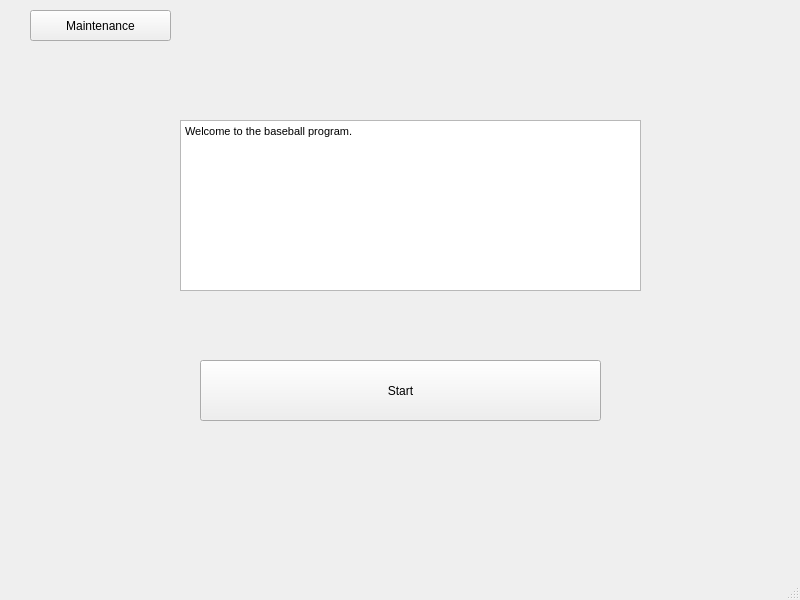
The window that BaseballProject2/mainwindow.ui (tholm1/CS1D-Project-2-Baseball) describes before a commit, drawn with Qt 5.
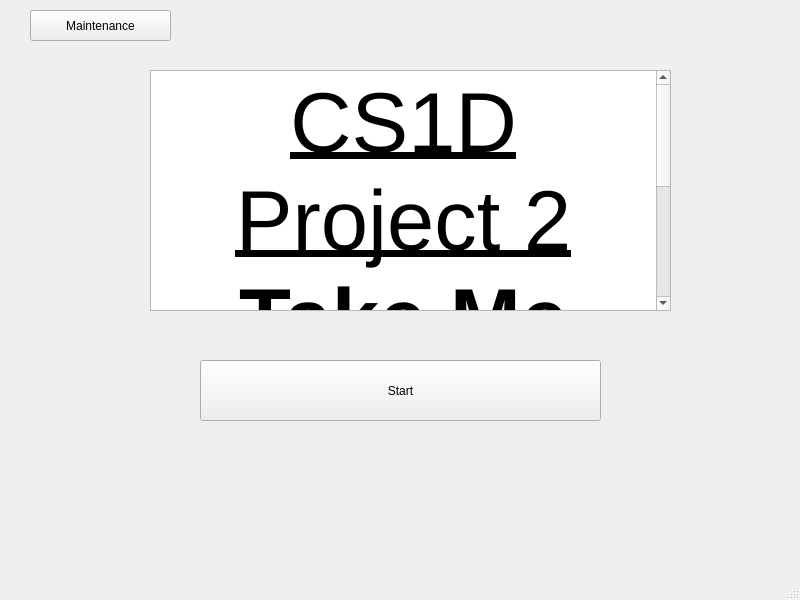
The same window after the commit.

```diff
--- a/BaseballProject2/mainwindow.ui
+++ b/BaseballProject2/mainwindow.ui
@@ -43,18 +43,19 @@
    <widget class="QTextBrowser" name="textBrowser">
     <property name="geometry">
      <rect>
-      <x>180</x>
-      <y>120</y>
-      <width>461</width>
-      <height>171</height>
+      <x>150</x>
+      <y>70</y>
+      <width>521</width>
+      <height>241</height>
      </rect>
     </property>
     <property name="html">
      <string>&lt;!DOCTYPE HTML PUBLIC &quot;-//W3C//DTD HTML 4.0//EN&quot; &quot;http://www.w3.org/TR/REC-html40/strict.dtd&quot;&gt;
 &lt;html&gt;&lt;head&gt;&lt;meta name=&quot;qrichtext&quot; content=&quot;1&quot; /&gt;&lt;style type=&quot;text/css&quot;&gt;
 p, li { white-space: pre-wrap; }
-&lt;/style&gt;&lt;/head&gt;&lt;body style=&quot; font-family:'MS Shell Dlg 2'; font-size:7.875pt; font-weight:400; font-style:normal;&quot;&gt;
-&lt;p style=&quot; margin-top:0px; margin-bottom:0px; margin-left:0px; margin-right:0px; -qt-block-indent:0; text-indent:0px;&quot;&gt;Welcome to the baseball program.&lt;/p&gt;&lt;/body&gt;&lt;/html&gt;</string>
+&lt;/style&gt;&lt;/head&gt;&lt;body style=&quot; font-family:'.AppleSystemUIFont'; font-size:13pt; font-weight:400; font-style:normal;&quot;&gt;
+&lt;p align=&quot;center&quot; style=&quot; margin-top:0px; margin-bottom:0px; margin-left:0px; margin-right:0px; -qt-block-indent:0; text-indent:0px;&quot;&gt;&lt;span style=&quot; font-family:'MS Shell Dlg 2'; font-size:64pt; text-decoration: underline;&quot;&gt;CS1D Project 2&lt;/span&gt;&lt;/p&gt;
+&lt;p align=&quot;center&quot; style=&quot; margin-top:0px; margin-bottom:0px; margin-left:0px; margin-right:0px; -qt-block-indent:0; text-indent:0px;&quot;&gt;&lt;span style=&quot; font-family:'MS Shell Dlg 2'; font-size:64pt; font-weight:600;&quot;&gt;Take Me Home to the Ballgame!&lt;/span&gt;&lt;/p&gt;&lt;/body&gt;&lt;/html&gt;</string>
     </property>
    </widget>
   </widget>
```
Left out of the diff: 2 changed lines with no effect on the pictures.
